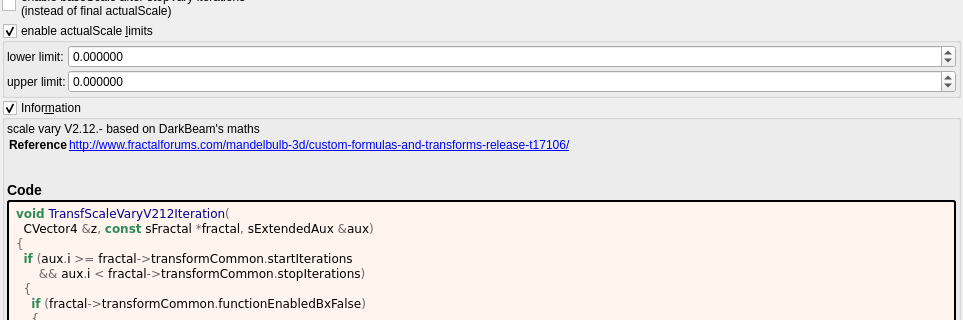
The window that mandelbulber2/formula/ui/transf_scale_vary_v212.ui (buddhi1980/mandelbulber2) describes before a commit, drawn with Qt 5; both pictures show x 0 to 963 and y 201 to 521 of the 963 by 1215 pixel window.
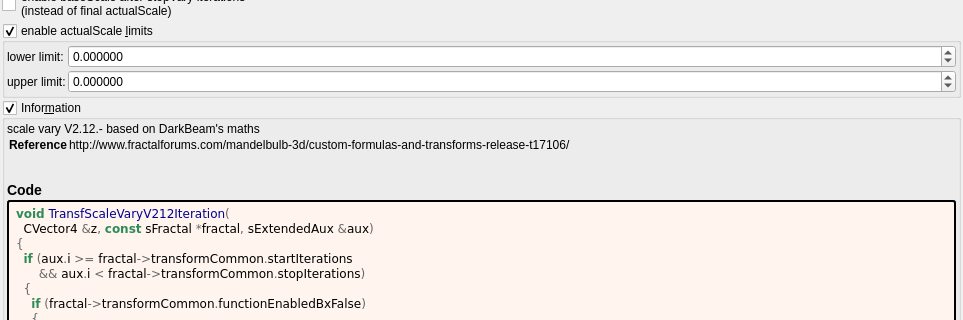
The same window after the commit. Custom widgets are drawn as their Qt base class.

Commit message:
docs: show fractalforums.com formula references as text
fractalforums.com is only partly online; fractalforums.org keeps a read-only
copy and the active forum. The formula information boxes now show
fractalforums.com references (and the wrapped lines that continue them) as
plain text. The links that remain are closed with </a>, which the generator
never wrote. The formula/ui files are regenerated with
tools/populate_ui_information.py.

```diff
--- a/mandelbulber2/formula/ui/transf_scale_vary_v212.ui
+++ b/mandelbulber2/formula/ui/transf_scale_vary_v212.ui
@@ -381,7 +381,7 @@
        <widget class="QLabel" name="label_information_general">
         <property name="text">
          <string notr="true">&lt;p&gt;scale vary V2.12.- based on DarkBeam&#039;s maths&lt;/p&gt;&lt;table&gt;
-&lt;tr&gt;&lt;th&gt;Reference&lt;/th&gt;&lt;td&gt;&lt;a href=&quot;http://www.fractalforums.com/mandelbulb-3d/custom-formulas-and-transforms-release-t17106/&quot;&gt;http://www.fractalforums.com/mandelbulb-3d/custom-formulas-and-transforms-release-t17106/&lt;br&gt;
+&lt;tr&gt;&lt;th&gt;Reference&lt;/th&gt;&lt;td&gt;http://www.fractalforums.com/mandelbulb-3d/custom-formulas-and-transforms-release-t17106/&lt;br&gt;
 &lt;/td&gt;&lt;/tr&gt;
 &lt;/table&gt;
 &lt;h3&gt;Code&lt;/h3&gt;</string>
```
The commit also changes 202 other files.
